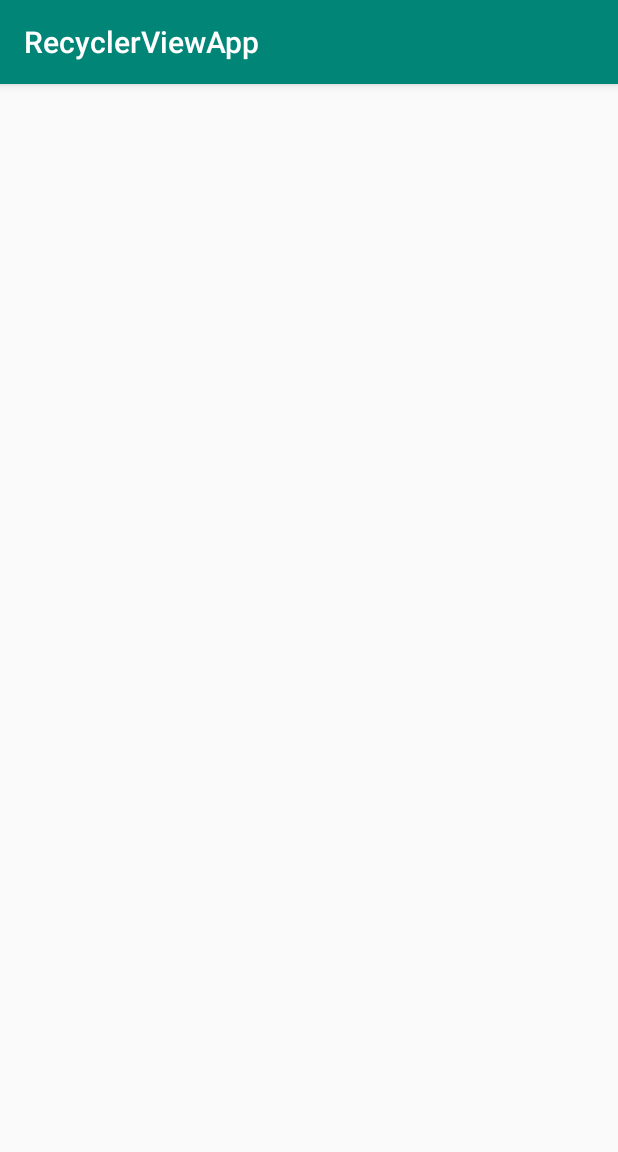
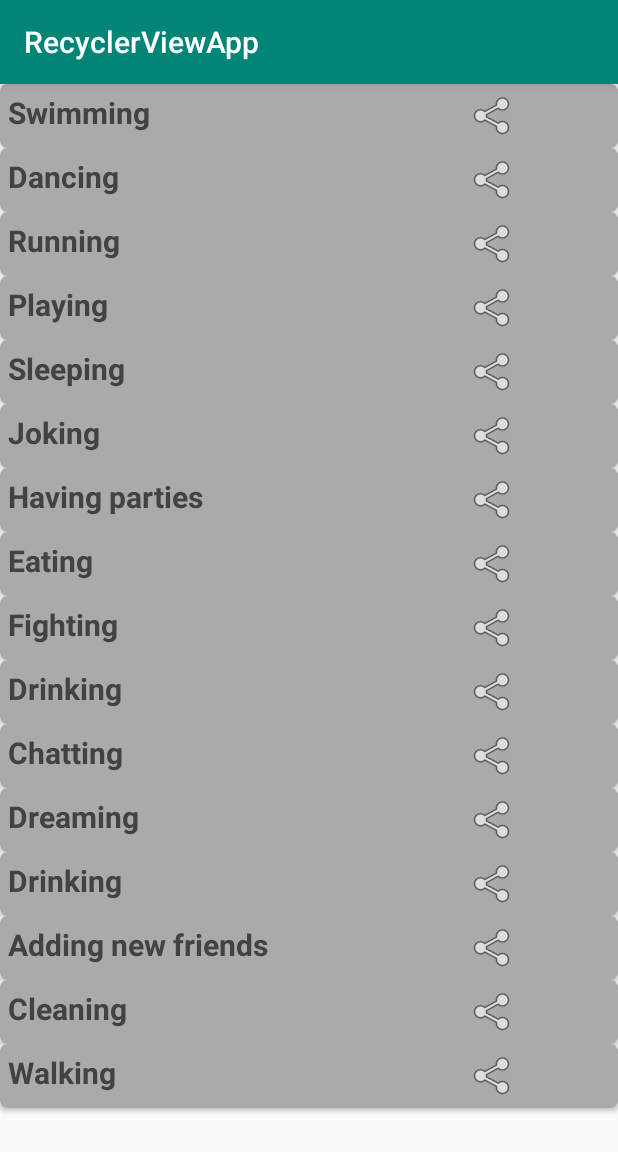
Before and after one commit to madubashena89/RecyclerViewApp, an Android app: the screen it shows after launch (HobbyActivity), after a tap on "RECYCLYERVIEW EXAMPLE", on a phone screen of 412 x 824 dp. Shown: the top 1152 px of the screen. Run offline under Robolectric (Android 15) with nearby library versions, the phone set to English and light mode, and no system bars.

Commit message:
Hobbies Adapter for RecyclerVIew

```diff
--- a/app/src/main/java/com/example/recyclerviewapp/HobbiesAdaptor.kt
+++ b/app/src/main/java/com/example/recyclerviewapp/HobbiesAdaptor.kt
@@ -1,21 +1,21 @@
 package com.example.recyclerviewapp
 
 import android.content.Context
+import android.content.Intent
 import android.view.LayoutInflater
 import android.view.View
 import android.view.ViewGroup
+import android.widget.Toast
 import androidx.recyclerview.widget.RecyclerView
 import kotlinx.android.synthetic.main.list_items_hobby.view.*
 
 class HobbiesAdaptor (val context : Context, val hobbies : List<HobbiesData>): RecyclerView.Adapter<HobbiesAdaptor.MyViewHolder>(){
     override fun onCreateViewHolder(parent: ViewGroup, viewType: Int): MyViewHolder {
-        TODO("not implemented") //To change body of created functions use File | Settings | File Templates.
         val view = LayoutInflater.from(context).inflate(R.layout.list_items_hobby, parent, false)
         return MyViewHolder(view)
     }
 
     override fun getItemCount(): Int {
-        TODO("not implemented") //To change body of created functions use File | Settings | File Templates.
         return hobbies.size
     }
 
@@ -26,8 +26,28 @@ class HobbiesAdaptor (val context : Context, val hobbies : List<HobbiesData>): R
 
     inner class MyViewHolder(itemView : View): RecyclerView.ViewHolder(itemView){
 
+        var currentHobby : HobbiesData? = null
+        var currentPosition : Int = 0
+
+        init {
+            itemView.setOnClickListener {
+                Toast.makeText(context, currentHobby!!.title + "Clicked", Toast.LENGTH_SHORT).show()
+            }
+            itemView.image_share.setOnClickListener{
+                val message = "My hobby is " + currentHobby!!.title
+                val intent = Intent()
+                intent.action = Intent.ACTION_SEND
+                intent.putExtra(Intent.EXTRA_TEXT, message)
+                intent.type = "text/plain"
+                context.startActivity(Intent.createChooser(intent, "Share to : "))
+            }
+
+        }
         fun setData(hobby : HobbiesData?, postn : Int){
             itemView.txvTitle.text = hobby!!.title
+
+            this.currentHobby = hobby
+            this.currentPosition = postn
         }
 
     }
--- a/app/src/main/java/com/example/recyclerviewapp/HobbiesData.kt
+++ b/app/src/main/java/com/example/recyclerviewapp/HobbiesData.kt
@@ -3,22 +3,22 @@ package com.example.recyclerviewapp
 data class HobbiesData(var title : String){
     object Supplier {
         val hobbies = listOf<HobbiesData>(
-            HobbiesData("Swim"),
-            HobbiesData("Dance"),
-            HobbiesData("Run"),
-            HobbiesData("Play"),
-            HobbiesData("Sleep"),
-            HobbiesData("Joke"),
-            HobbiesData("Sex"),
-            HobbiesData("Eat"),
-            HobbiesData("Fight"),
-            HobbiesData("Hookup"),
-            HobbiesData("Chat"),
-            HobbiesData("Dream"),
-            HobbiesData("Drink"),
-            HobbiesData("Add"),
-            HobbiesData("Clean"),
-            HobbiesData("Move")
+            HobbiesData("Swimming"),
+            HobbiesData("Dancing"),
+            HobbiesData("Running"),
+            HobbiesData("Playing"),
+            HobbiesData("Sleeping"),
+            HobbiesData("Joking"),
+            HobbiesData("Having parties"),
+            HobbiesData("Eating"),
+            HobbiesData("Fighting"),
+            HobbiesData("Drinking"),
+            HobbiesData("Chatting"),
+            HobbiesData("Dreaming"),
+            HobbiesData("Drinking"),
+            HobbiesData("Adding new friends"),
+            HobbiesData("Cleaning"),
+            HobbiesData("Walking")
         )
     }
 
--- a/app/src/main/java/com/example/recyclerviewapp/HobbyActivity.kt
+++ b/app/src/main/java/com/example/recyclerviewapp/HobbyActivity.kt
@@ -2,11 +2,22 @@ package com.example.recyclerviewapp
 
 import androidx.appcompat.app.AppCompatActivity
 import android.os.Bundle
+import androidx.recyclerview.widget.LinearLayoutManager
+import kotlinx.android.synthetic.main.activity_hobby.*
+import java.util.function.Supplier
 
 class HobbyActivity : AppCompatActivity() {
 
     override fun onCreate(savedInstanceState: Bundle?) {
         super.onCreate(savedInstanceState)
         setContentView(R.layout.activity_hobby)
+
+        val layoutManager = LinearLayoutManager(this)
+        layoutManager.orientation = LinearLayoutManager.VERTICAL
+        recyclerView_hobby.layoutManager = layoutManager
+
+
+        val adapter = HobbiesAdaptor(this, HobbiesData.Supplier.hobbies)
+        recyclerView_hobby.adapter = adapter
     }
 }
--- a/app/src/main/res/layout/activity_hobby.xml
+++ b/app/src/main/res/layout/activity_hobby.xml
@@ -6,11 +6,10 @@
         android:layout_width="match_parent"
         android:layout_height="match_parent"
         tools:context=".HobbyActivity">
-    <view class="androidx.appcompat.app.AlertController$RecycleListView"
-        android:layout_width="match_parent"
-        android:layout_height="match_parent"
-            android:id="@+id/recyclerView_hobby">
 
-    </view>
+    <androidx.recyclerview.widget.RecyclerView
+            android:layout_width="match_parent"
+            android:layout_height="match_parent"
+            android:id="@+id/recyclerView_hobby" />
 
 </LinearLayout>
--- a/app/src/main/res/layout/list_items_hobby.xml
+++ b/app/src/main/res/layout/list_items_hobby.xml
@@ -3,7 +3,7 @@
         xmlns:app="http://schemas.android.com/apk/res-auto"
         android:orientation="vertical"
         android:layout_width="match_parent"
-        android:layout_height="match_parent"
+        android:layout_height="wrap_content"
         app:cardCornerRadius="5dp">
 
     <LinearLayout
@@ -17,7 +17,7 @@
         <TextView
                 android:layout_width="60dp"
                 android:layout_weight="60"
-                android:layout_height="wrap_content"
+                android:layout_height="match_parent"
                 android:id="@+id/txvTitle"
                 android:text="Title"
                 android:textColor="@color/cardview_dark_background"
```
